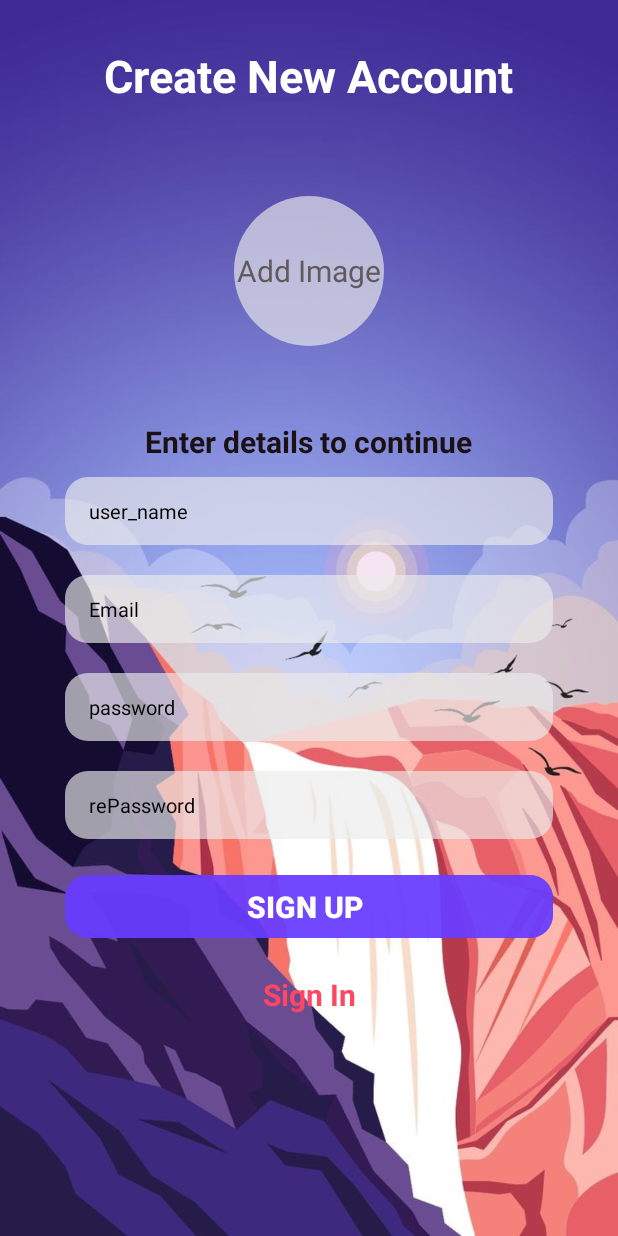
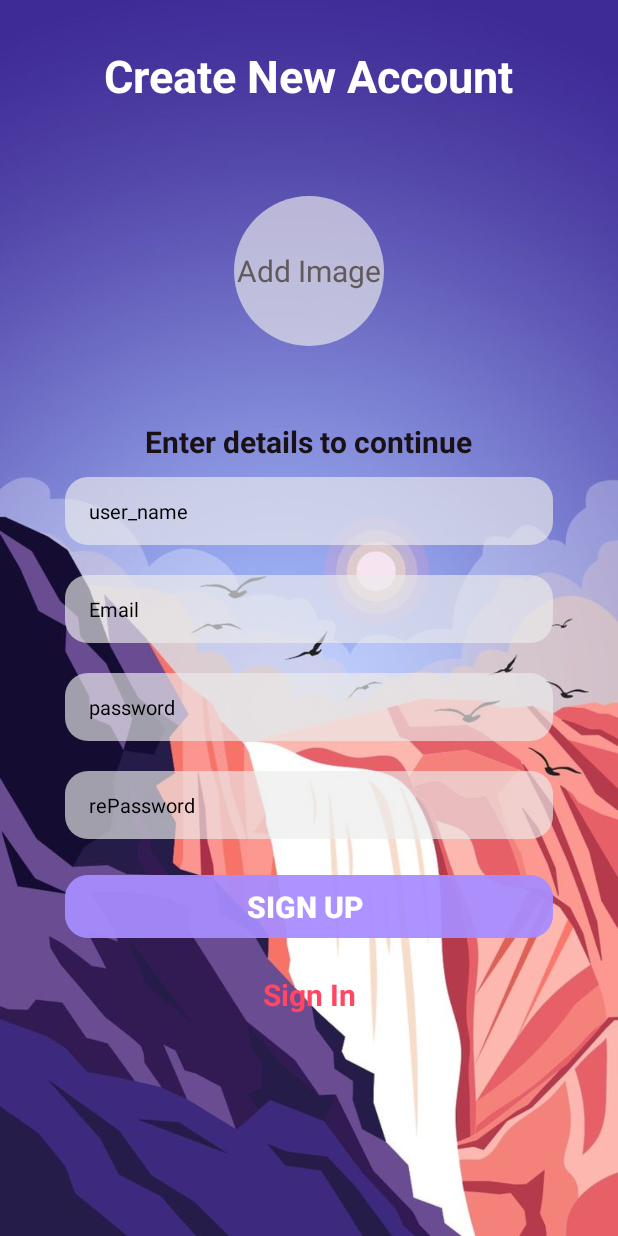
Before and after one commit to haghispin12/MontyChatElazar1, an Android app: the Sign_Up screen opened directly, with no data from a screen before it, on a phone screen of 412 x 824 dp. Run offline under Robolectric (Android 15) with nearby library versions, the light colour scheme and no system bars; our stand-ins replace Firebase (no records; nobody signed in at launch, a user with empty details on screens opened directly), sdp/ssp sizes.

Commit message:
vesion4.7

```diff
--- a/app/src/main/res/drawable/chat_input.xml
+++ b/app/src/main/res/drawable/chat_input.xml
@@ -1,5 +1,5 @@
 <?xml version="1.0" encoding="utf-8"?>
 <shape xmlns:android="http://schemas.android.com/apk/res/android">
-    <solid android:color="@color/primary_dark"/>
+    <solid android:color="@color/color2"/>
     <corners android:radius="40dp"/>
 </shape>
--- a/app/src/main/res/layout/activity_chat_with_user.xml
+++ b/app/src/main/res/layout/activity_chat_with_user.xml
@@ -89,7 +89,7 @@
         android:visibility="gone"
         android:layout_marginTop="2dp"
         app:stackFromEnd="true"
-        android:layout_marginBottom="5dp"
+        android:layout_marginBottom="2dp"
         app:layoutManager="androidx.recyclerview.widget.LinearLayoutManager"
         app:layout_constraintBottom_toBottomOf="@id/view_back"
         app:layout_constraintTop_toBottomOf="@+id/image_back"
--- a/app/src/main/res/layout/container_heart_emoji_reciever.xml
+++ b/app/src/main/res/layout/container_heart_emoji_reciever.xml
@@ -47,7 +47,7 @@
             android:layout_marginTop="4dp"
             android:layout_marginStart="5dp"
             android:layout_marginEnd="5dp"
-            android:textColor="@color/color3"
+            android:textColor="@color/white"
             android:textSize="8sp"
             tools:ignore="MissingConstraints,NotSibling"/>
 
--- a/app/src/main/res/values/colors.xml
+++ b/app/src/main/res/values/colors.xml
@@ -2,8 +2,8 @@
 <resources>
     <color name="black">#FF000000</color>
     <color name="white">#FFFFFFFF</color>
-    <color name="primary">#BF683CFF</color>
-    <color name="primary_dark">#F3FF9800</color>
+    <color name="primary">#BFA78DFF</color>
+    <color name="primary_dark">#C6FDC0CA</color>
     <color name="primary_text">#191114</color>
     <color name="secondary_text">#605A5A</color>
     <color name="input_back">#A8ECECEC</color>
@@ -12,7 +12,7 @@
     <color name="eror">#FF4763</color>
     <color name="color">#5E5858</color>
     <color name="back">#597B97</color>
-    <color name="color2">#DAFF9800</color>
+    <color name="color2">#F0CD4F4B</color>
     <color name="color3">#8AABC5</color>
 
 
```
